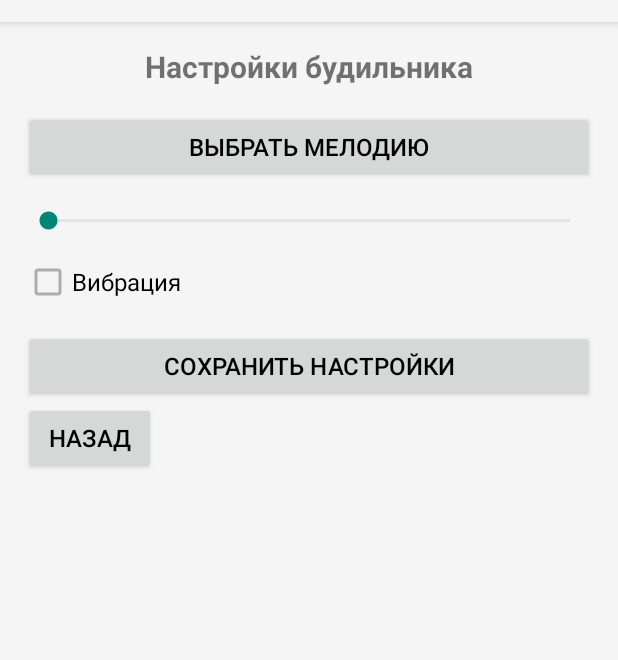
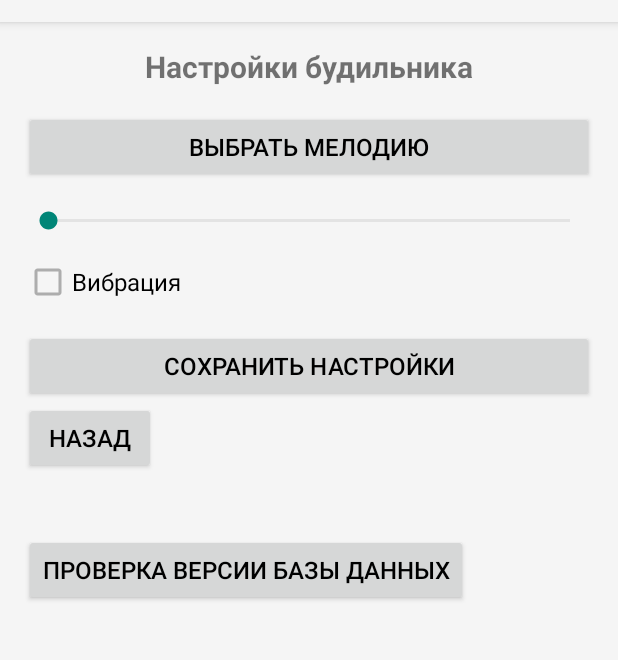
Before and after one commit to Shkityrk/MetroAlarm, an Android app: the screen it shows after launch (SettingsMenuActivity), after a tap on "НАСТРОЙКИ", on a phone screen of 412 x 824 dp, the part 62-722 px from its top. Run offline under Robolectric (Android 15) with nearby library versions, the phone set to English and light mode, and no system bars; libraries missing offline, so code that uses them is left out: io.github.cdimascio.dotenv; pictures from the network do not load.

Commit message:
settings: GET version from server

```diff
--- a/app/build.gradle.kts
+++ b/app/build.gradle.kts
@@ -57,4 +57,8 @@ dependencies {
     implementation ("androidx.lifecycle:lifecycle-livedata:$lifecycleVersion")
     implementation ("androidx.lifecycle:lifecycle-common-java8:$lifecycleVersion")
 
+    //dotenv
+
+    implementation ("io.github.cdimascio:java-dotenv:5.2.2")
+
 }
--- a/app/src/main/java/com/example/samsungschoolproject/activity/MainActivity.java
+++ b/app/src/main/java/com/example/samsungschoolproject/activity/MainActivity.java
@@ -50,7 +50,7 @@ public class MainActivity extends AppCompatActivity {
 //        if(checkSelfPermission(Manifest.permission.CAMERA) == PackageManager.PERMISSION_DENIED)
 //            singlePermissionLauncher.launch(Manifest.permission.CAMERA);
         multiPermissionLauncher.launch(
-                new String[]{Manifest.permission.READ_EXTERNAL_STORAGE}
+                new String[]{Manifest.permission.READ_EXTERNAL_STORAGE, Manifest.permission.WRITE_EXTERNAL_STORAGE, Manifest.permission.INTERNET}
         );
 
 
--- a/app/src/main/res/layout/activity_settings_menu.xml
+++ b/app/src/main/res/layout/activity_settings_menu.xml
@@ -52,4 +52,11 @@
         android:layout_marginBottom="40dp"
         android:text="@string/back_to_main_menu"/>
 
+    <Button
+        android:id="@+id/getServerVersion"
+        android:layout_width="wrap_content"
+        android:layout_height="wrap_content"
+        android:text="Проверка версии базы данных" />
+
+
 </LinearLayout>
```
Also changed, not shown: app/src/main/AndroidManifest.xml (+6 -5 lines), app/src/main/java/com/example/samsungschoolproject/activity/SettingsMenuActivity.java (+68 -0 lines).
